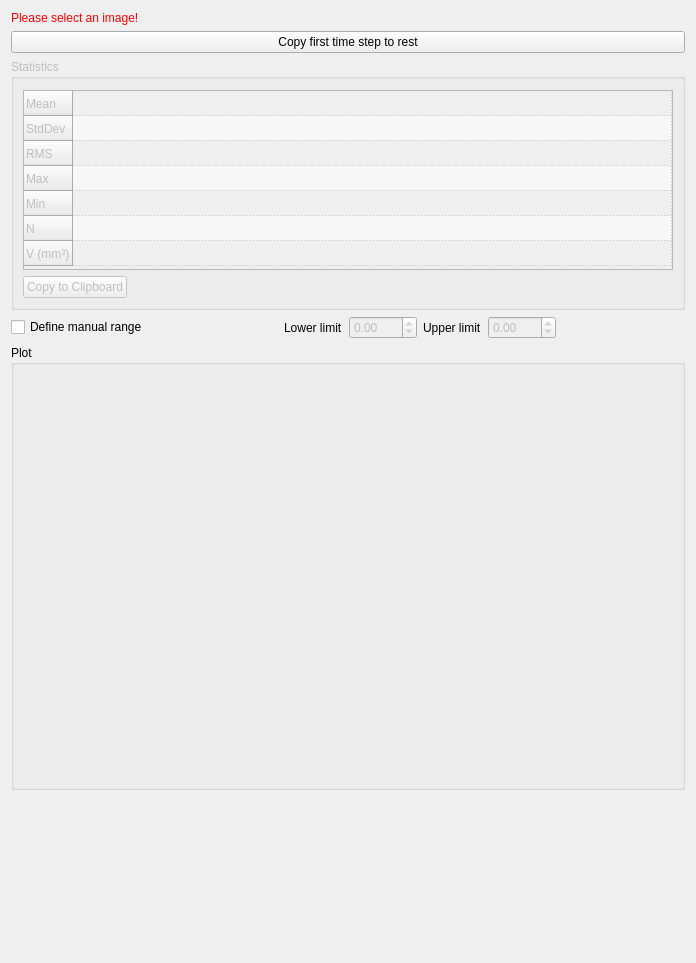
The window that Plugins/org.mitk.gui.qt.cest/src/internal/QmitkCESTStatisticsViewControls.ui (MITK/MITK) describes before a commit, drawn with Qt 5.
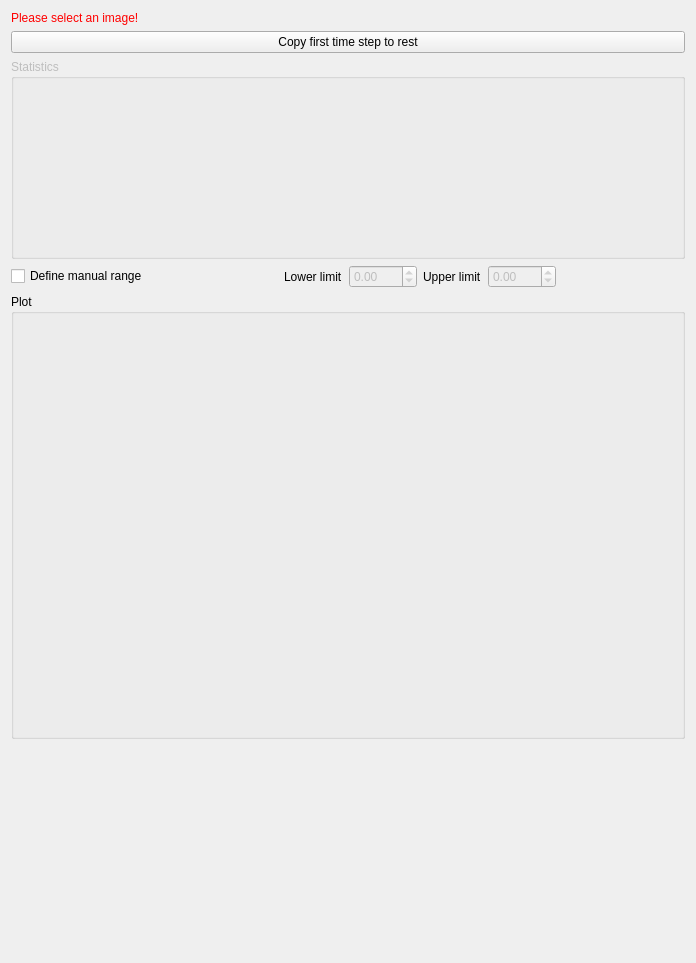
The same window after the commit. Custom widgets are drawn as their Qt base class.

Commit message: resolved T25826 Adapted CEST to new image statistics API

The edit to the form file:
```diff
--- a/Plugins/org.mitk.gui.qt.cest/src/internal/QmitkCESTStatisticsViewControls.ui
+++ b/Plugins/org.mitk.gui.qt.cest/src/internal/QmitkCESTStatisticsViewControls.ui
@@ -45,6 +45,12 @@
      <property name="enabled">
       <bool>false</bool>
      </property>
+     <property name="minimumSize">
+      <size>
+       <width>0</width>
+       <height>200</height>
+      </size>
+     </property>
      <property name="title">
       <string>Statistics</string>
      </property>
@@ -59,169 +65,98 @@
        <number>9</number>
       </property>
       <item>
-       <widget class="QTableWidget" name="m_StatisticsTable">
-        <property name="enabled">
-         <bool>false</bool>
+       <widget class="QmitkImageStatisticsWidget" name="widget_statistics" native="true">
+        <property name="palette">
+         <palette>
+          <active>
+           <colorrole role="WindowText">
+            <brush brushstyle="SolidPattern">
+             <color alpha="255">
+              <red>255</red>
+              <green>0</green>
+              <blue>0</blue>
+             </color>
+            </brush>
+           </colorrole>
+           <colorrole role="Text">
+            <brush brushstyle="SolidPattern">
+             <color alpha="255">
+              <red>255</red>
+              <green>0</green>
+              <blue>0</blue>
+             </color>
+            </brush>
+           </colorrole>
+           <colorrole role="ButtonText">
+            <brush brushstyle="SolidPattern">
+             <color alpha="255">
+              <red>255</red>
+              <green>0</green>
+              <blue>0</blue>
+             </color>
+            </brush>
+           </colorrole>
+          </active>
+          <inactive>
+           <colorrole role="WindowText">
+            <brush brushstyle="SolidPattern">
+             <color alpha="255">
+              <red>255</red>
+              <green>0</green>
+              <blue>0</blue>
+             </color>
+            </brush>
+           </colorrole>
+           <colorrole role="Text">
+            <brush brushstyle="SolidPattern">
+             <color alpha="255">
+              <red>255</red>
+              <green>0</green>
+              <blue>0</blue>
+             </color>
+            </brush>
+           </colorrole>
+           <colorrole role="ButtonText">
+            <brush brushstyle="SolidPattern">
+             <color alpha="255">
+              <red>255</red>
+              <green>0</green>
+              <blue>0</blue>
+             </color>
+            </brush>
+           </colorrole>
+          </inactive>
+          <disabled>
+           <colorrole role="WindowText">
+            <brush brushstyle="SolidPattern">
+             <color alpha="255">
+              <red>120</red>
+              <green>120</green>
+              <blue>120</blue>
+             </color>
+            </brush>
+           </colorrole>
+           <colorrole role="Text">
+            <brush brushstyle="SolidPattern">
+             <color alpha="255">
+              <red>120</red>
+              <green>120</green>
+              <blue>120</blue>
+             </color>
+            </brush>
+           </colorrole>
+           <colorrole role="ButtonText">
+            <brush brushstyle="SolidPattern">
+             <color alpha="255">
+              <red>120</red>
+              <green>120</green>
+              <blue>120</blue>
+             </color>
+            </brush>
+           </colorrole>
+          </disabled>
+         </palette>
         </property>
-        <property name="minimumSize">
-         <size>
-          <width>100</width>
-          <height>180</height>
-         </size>
-        </property>
-        <property name="maximumSize">
-         <size>
-          <width>16777215</width>
-          <height>16777215</height>
-         </size>
-        </property>
-        <property name="verticalScrollBarPolicy">
-         <enum>Qt::ScrollBarAsNeeded</enum>
-        </property>
-        <property name="horizontalScrollBarPolicy">
-         <enum>Qt::ScrollBarAsNeeded</enum>
-        </property>
-        <property name="autoScroll">
-         <bool>true</bool>
-        </property>
-        <property name="editTriggers">
-         <set>QAbstractItemView::NoEditTriggers</set>
-        </property>
-        <property name="alternatingRowColors">
-         <bool>true</bool>
-        </property>
-        <property name="showGrid">
-         <bool>true</bool>
-        </property>
-        <property name="gridStyle">
-         <enum>Qt::DotLine</enum>
-        </property>
-        <property name="cornerButtonEnabled">
-         <bool>false</bool>
-        </property>
-        <property name="rowCount">
-         <number>7</number>
-        </property>
-        <attribute name="horizontalHeaderVisible">
-         <bool>false</bool>
-        </attribute>
-        <attribute name="horizontalHeaderCascadingSectionResizes">
-         <bool>false</bool>
-        </attribute>
-        <attribute name="horizontalHeaderDefaultSectionSize">
-         <number>80</number>
-        </attribute>
-        <attribute name="horizontalHeaderHighlightSections">
-         <bool>true</bool>
-        </attribute>
-        <attribute name="horizontalHeaderMinimumSectionSize">
-         <number>80</number>
-        </attribute>
-        <attribute name="horizontalHeaderShowSortIndicator" stdset="0">
-         <bool>false</bool>
-        </attribute>
-        <attribute name="horizontalHeaderStretchLastSection">
-         <bool>true</bool>
-        </attribute>
-        <attribute name="verticalHeaderVisible">
-         <bool>true</bool>
-        </attribute>
-        <attribute name="verticalHeaderCascadingSectionResizes">
-         <bool>false</bool>
-        </attribute>
-        <attribute name="verticalHeaderDefaultSectionSize">
-         <number>25</number>
-        </attribute>
-        <attribute name="verticalHeaderMinimumSectionSize">
-         <number>25</number>
-        </attribute>
-        <attribute name="verticalHeaderShowSortIndicator" stdset="0">
-         <bool>false</bool>
-        </attribute>
-        <attribute name="verticalHeaderStretchLastSection">
-         <bool>false</bool>
-        </attribute>
-        <row>
-         <property name="text">
-          <string>Mean</string>
-         </property>
-        </row>
-        <row>
-         <property name="text">
-          <string>StdDev</string>
-         </property>
-        </row>
-        <row>
-         <property name="text">
-          <string>RMS</string>
-         </property>
-        </row>
-        <row>
-         <property name="text">
-          <string>Max</string>
-         </property>
-        </row>
-        <row>
-         <property name="text">
-          <string>Min</string>
-         </property>
-        </row>
-        <row>
-         <property name="text">
-          <string>N</string>
-         </property>
-        </row>
-        <row>
-         <property name="text">
-          <string>V (mm³)</string>
-         </property>
-        </row>
-        <column>
-         <property name="text">
-          <string>0</string>
-         </property>
-        </column>
-       </widget>
-      </item>
-      <item>
-       <widget class="QWidget" name="widget" native="true">
-        <layout class="QHBoxLayout" name="horizontalLayout">
-         <property name="spacing">
-          <number>0</number>
-         </property>
-         <property name="leftMargin">
-          <number>0</number>
-         </property>
-         <property name="topMargin">
-          <number>0</number>
-         </property>
-         <property name="rightMargin">
-          <number>0</number>
-         </property>
-         <property name="bottomMargin">
-          <number>0</number>
-         </property>
-         <item>
-          <widget class="QPushButton" name="m_CopyStatisticsToClipboardPushButton">
-           <property name="text">
-            <string>Copy to Clipboard</string>
-           </property>
-          </widget>
-         </item>
-         <item>
-          <spacer name="horizontalSpacer">
-           <property name="orientation">
-            <enum>Qt::Horizontal</enum>
-           </property>
-           <property name="sizeHint" stdset="0">
-            <size>
-             <width>40</width>
-             <height>20</height>
-            </size>
-           </property>
-          </spacer>
-         </item>
-        </layout>
        </widget>
       </item>
      </layout>
@@ -367,6 +302,12 @@
    <header>QmitkPlotWidget.h</header>
    <container>1</container>
   </customwidget>
+  <customwidget>
+   <class>QmitkImageStatisticsWidget</class>
+   <extends>QWidget</extends>
+   <header location="global">QmitkImageStatisticsWidget.h</header>
+   <container>1</container>
+  </customwidget>
  </customwidgets>
  <resources/>
  <connections/>
```
The commit also changes 6 other files.
